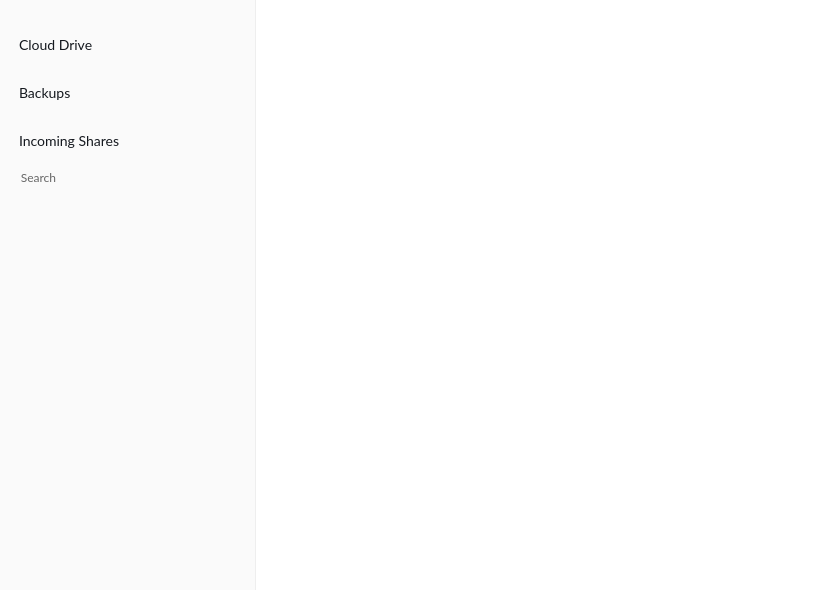
The window that src/MEGASync/gui/node_selector/gui/win/NodeSelector.ui (meganz/MEGAsync) describes before a commit, drawn with Qt 5.
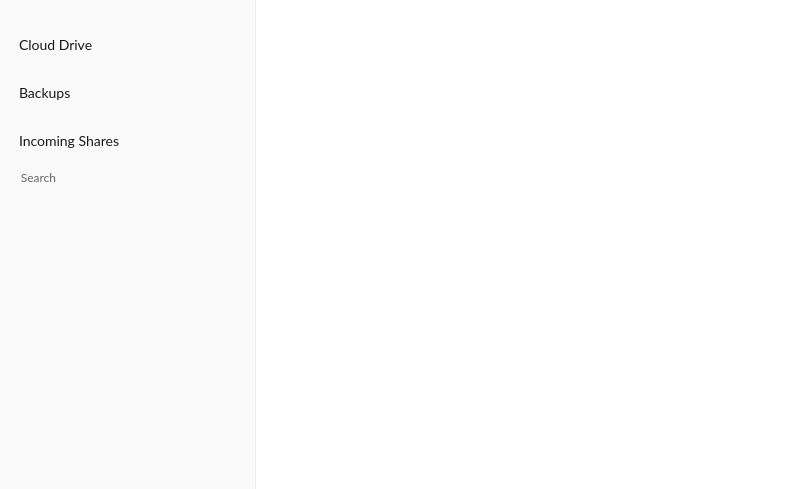
The same window after the commit. Icons and pictures are not drawn.

Commit message: search chips margin/sizes adjusted for windows. Search chip selection behaviour fix. Hover_selection enabled for these buttons

Patch:
```diff
--- a/src/MEGASync/gui/node_selector/gui/win/NodeSelector.ui
+++ b/src/MEGASync/gui/node_selector/gui/win/NodeSelector.ui
@@ -9,14 +9,14 @@
    <rect>
     <x>0</x>
     <y>0</y>
-    <width>830</width>
-    <height>590</height>
+    <width>800</width>
+    <height>489</height>
    </rect>
   </property>
   <property name="minimumSize">
    <size>
     <width>700</width>
-    <height>530</height>
+    <height>400</height>
    </size>
   </property>
   <property name="windowTitle">
@@ -140,6 +140,9 @@
    <bool>true</bool>
   </property>
   <layout class="QHBoxLayout" name="horizontalLayout_15" stretch="0,1">
+   <property name="spacing">
+    <number>0</number>
+   </property>
    <property name="leftMargin">
     <number>0</number>
    </property>
```
Left out of the diff: 2 changed lines with no effect on the pictures. The commit also changes 7 other files.
